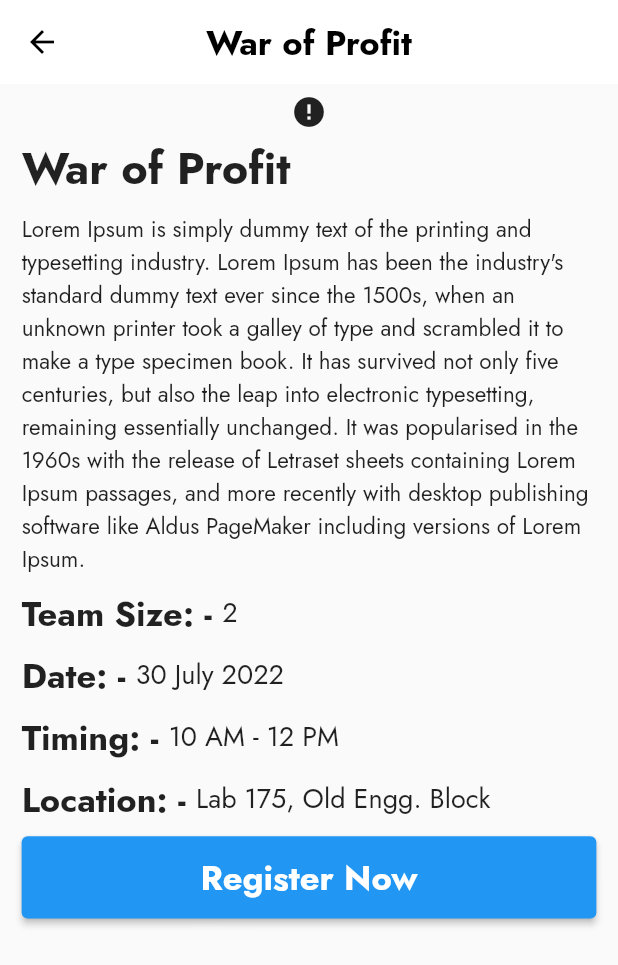
After one commit to sushant102004/CODExApp, a Flutter app: the screen it shows after launch, after a tap on "Continue", after a tap on "Know More", on a phone screen of 412 x 824 dp. The commit adds this screen. Shown: the top 965 px of the screen. Run offline on Flutter 3.47's test engine with Material 2 defaults, Android fonts, the phone set to English and light mode, and no system bars; drawn by our look-alikes of cached_network_image; our stand-ins replace cloud_firestore, firebase_auth, firebase_core, get, google_fonts; accounts and stored records are empty; network calls fail.

Commit message:
Upcoming Event Pages Added

```diff
--- a/lib/views/authentication/controller/logincontroller.dart
+++ b/lib/views/authentication/controller/logincontroller.dart
@@ -1,9 +1,10 @@
+import 'package:codex/views/home/views/homepage.dart';
 import 'package:firebase_auth/firebase_auth.dart';
 import 'package:flutter/material.dart';
 import 'package:get/get.dart';
 
 class LoginController extends GetxController {
-  final GlobalKey<FormState> loginKey = GlobalKey<FormState>();
+  GlobalKey<FormState> loginKey = GlobalKey<FormState>();
   late TextEditingController emailController, passwordController;
 
   var email = '';
@@ -42,7 +43,7 @@ class LoginController extends GetxController {
       final credential = await FirebaseAuth.instance
           .signInWithEmailAndPassword(email: email, password: password);
 
-      Get.toNamed('/home');
+      Get.off(const HomePage());
     } on FirebaseException catch (e) {
       if (e.code == 'user-not-found') {
         return Get.snackbar('Something Went Wrong', 'Your Are Not Registered',
--- a/lib/views/authentication/controller/registerpagecontroller.dart
+++ b/lib/views/authentication/controller/registerpagecontroller.dart
@@ -1,10 +1,11 @@
 import 'package:cloud_firestore/cloud_firestore.dart';
+import 'package:codex/views/home/views/homepage.dart';
 import 'package:firebase_auth/firebase_auth.dart';
 import 'package:flutter/material.dart';
 import 'package:get/get.dart';
 
 class RegisterController extends GetxController {
-  final GlobalKey<FormState> registerFormKey = GlobalKey<FormState>();
+  GlobalKey<FormState> registerFormKey = GlobalKey<FormState>();
   final FirebaseAuth auth = FirebaseAuth.instance;
   final FirebaseFirestore firestore = FirebaseFirestore.instance;
 
@@ -12,14 +13,14 @@ class RegisterController extends GetxController {
       emailController,
       passwordController,
       rollNoController,
-      batchController,
+      phoneController,
       streamController;
 
   var name = '';
   var email = '';
   var password = '';
   var rollNo = '';
-  var batch = '';
+  var phone = '';
   var stream = '';
 
   @override
@@ -29,7 +30,7 @@ class RegisterController extends GetxController {
     emailController = TextEditingController();
     passwordController = TextEditingController();
     rollNoController = TextEditingController();
-    batchController = TextEditingController();
+    phoneController = TextEditingController();
     streamController = TextEditingController();
   }
 
@@ -61,7 +62,7 @@ class RegisterController extends GetxController {
     return null;
   }
 
-  String? validateBatch(String value) {
+  String? validatePhone(String value) {
     if (value.isEmpty) {
       return 'Please Enter Your Batch';
     }
@@ -86,8 +87,8 @@ class RegisterController extends GetxController {
       // ignore: unused_local_variable
       final credential = await FirebaseAuth.instance
           .createUserWithEmailAndPassword(email: email, password: password);
-      addDataToDB(name, email, rollNo, batch, stream);
-      Get.toNamed('/home');
+      addDataToDB(name, email, rollNo, phone, stream);
+      Get.off(const HomePage());
     } on FirebaseException catch (e) {
       if (e.code == 'weak-password') {
         return Get.snackbar(
@@ -119,7 +120,7 @@ class RegisterController extends GetxController {
     }
   }
 
-  addDataToDB(String name, email, rollNo, batch, stream) async {
+  addDataToDB(String name, email, rollNo, phone, stream) async {
     final User user = auth.currentUser!;
     firestore
         .collection('users')
@@ -129,7 +130,7 @@ class RegisterController extends GetxController {
           'name': name,
           'email': email,
           'rollNo': rollNo,
-          'batch': batch,
+          'phone': phone,
           'stream': stream,
         })
         .then((value) => print('User Created & Data Added To DB'))
@@ -143,7 +144,7 @@ class RegisterController extends GetxController {
     emailController.dispose();
     passwordController.dispose();
     rollNoController.dispose();
-    batchController.dispose();
+    phoneController.dispose();
     streamController.dispose();
   }
 }
--- a/lib/views/authentication/views/loginpage.dart
+++ b/lib/views/authentication/views/loginpage.dart
@@ -1,4 +1,5 @@
 import 'package:codex/views/authentication/controller/logincontroller.dart';
+import 'package:codex/views/authentication/views/registerpage.dart';
 import 'package:flutter/material.dart';
 import 'package:get/get.dart';
 
@@ -21,7 +22,7 @@ class LoginPage extends StatelessWidget {
         centerTitle: true,
         leading: IconButton(
             onPressed: () {
-              Navigator.pop(context);
+              Get.off(const AuthenticationScreen());
             },
             icon: const Icon(
               Icons.arrow_back_ios_new,
--- a/lib/views/authentication/views/registerpage.dart
+++ b/lib/views/authentication/views/registerpage.dart
@@ -25,14 +25,6 @@ class _AuthenticationScreenState extends State<AuthenticationScreen> {
               color: Colors.black, fontSize: 23, fontWeight: FontWeight.bold),
         ),
         centerTitle: true,
-        leading: IconButton(
-            onPressed: () {
-              Navigator.pop(context);
-            },
-            icon: const Icon(
-              Icons.arrow_back_ios_new,
-              color: Colors.black,
-            )),
       ),
       body: SingleChildScrollView(
         scrollDirection: Axis.vertical,
@@ -100,14 +92,14 @@ class _AuthenticationScreenState extends State<AuthenticationScreen> {
                         Expanded(
                           child: HeadingAndInputField(
                             size: _size,
-                            textController: registerController.batchController,
-                            heading: 'Batch',
-                            hintText: 'eg: 2021 - 2025',
+                            textController: registerController.phoneController,
+                            heading: 'Phone No',
+                            hintText: 'eg: XXXXXXXXXX',
                             onSaved: (value) {
-                              registerController.batch = value!;
+                              registerController.phone = value!;
                             },
                             validate: (value) {
-                              return registerController.validateBatch(value!);
+                              return registerController.validatePhone(value!);
                             },
                           ),
                         ),
--- a/lib/views/home/controllers/homecontroller.dart
+++ b/lib/views/home/controllers/homecontroller.dart
@@ -0,0 +1,10 @@
+import 'package:codex/views/splash/view/splashscreen.dart';
+import 'package:firebase_auth/firebase_auth.dart';
+import 'package:get/get.dart';
+
+class HomeController extends GetxController {
+  logout() async {
+    FirebaseAuth.instance.signOut();
+    Get.off(const SplashScreen());
+  }
+}
--- a/lib/views/home/views/homepage.dart
+++ b/lib/views/home/views/homepage.dart
@@ -1,4 +1,7 @@
+import 'package:codex/views/home/controllers/homecontroller.dart';
+import 'package:codex/views/home/views/upcomingevents.dart';
 import 'package:flutter/material.dart';
+import 'package:get/get.dart';
 
 class HomePage extends StatefulWidget {
   const HomePage({Key? key}) : super(key: key);
@@ -10,8 +13,11 @@ class HomePage extends StatefulWidget {
 class _HomePageState extends State<HomePage> {
   @override
   Widget build(BuildContext context) {
+    final homeController = Get.put(HomeController());
+    final _size = MediaQuery.of(context).size;
     return Scaffold(
       appBar: AppBar(
+        iconTheme: const IconThemeData(color: Colors.black),
         backgroundColor: Colors.grey.shade100,
         elevation: 0,
         title: const Text(
@@ -20,21 +26,63 @@ class _HomePageState extends State<HomePage> {
               color: Colors.black, fontSize: 23, fontWeight: FontWeight.bold),
         ),
         centerTitle: true,
-        leading: IconButton(
-            onPressed: () {},
-            icon: const Icon(
-              Icons.menu_rounded,
-              color: Colors.black,
-            )),
         actions: [
           IconButton(
               onPressed: () {},
               icon: const Icon(
-                Icons.person_outline,
+                Icons.notifications_outlined,
                 color: Colors.black,
               )),
         ],
       ),
+      drawer: Drawer(
+        child: ListView(
+          children: [
+            Image.asset('assets/images/codexLogo.jpg',
+                width: _size.width / 1.3),
+            Padding(
+              padding: EdgeInsets.only(
+                top: _size.height / 20,
+                left: _size.width / 30,
+                right: _size.width / 30,
+              ),
+              child: const Text(
+                'CODEx - Community of Developers is a technical club which provide platform for students to enhance their skills in technical field.',
+                textAlign: TextAlign.center,
+                style: TextStyle(fontSize: 17),
+              ),
+            ),
+            Padding(
+              padding: EdgeInsets.only(top: _size.height / 1.63),
+              child: const Text(
+                'Login As Admin',
+                textAlign: TextAlign.center,
+                style: TextStyle(color: Colors.blueAccent),
+              ),
+            )
+          ],
+        ),
+      ),
+      bottomNavigationBar: BottomNavigationBar(
+        backgroundColor: Colors.grey.shade200,
+        selectedItemColor: Colors.blueAccent.shade400,
+        unselectedItemColor: Colors.grey.shade700,
+        items: const [
+          BottomNavigationBarItem(
+            label: 'Events',
+            icon: Icon(Icons.event_available),
+          ),
+          BottomNavigationBarItem(
+            label: 'Past Events',
+            icon: Icon(Icons.event_repeat_rounded),
+          ),
+          BottomNavigationBarItem(
+            label: 'Profile',
+            icon: Icon(Icons.person_outline),
+          ),
+        ],
+      ),
+      body: const UpcomingEvents(),
     );
   }
 }
--- /dev/null
+++ b/lib/views/home/views/upcomingeventdetail.dart
@@ -0,0 +1,159 @@
+import 'package:cached_network_image/cached_network_image.dart';
+import 'package:flutter/material.dart';
+
+class UpcomingEventDetail extends StatefulWidget {
+  const UpcomingEventDetail({Key? key}) : super(key: key);
+
+  @override
+  State<UpcomingEventDetail> createState() => _UpcomingEventDetailState();
+}
+
+class _UpcomingEventDetailState extends State<UpcomingEventDetail> {
+  @override
+  Widget build(BuildContext context) {
+    final _size = MediaQuery.of(context).size;
+    return Scaffold(
+        appBar: AppBar(
+          backgroundColor: Colors.white,
+          elevation: 0,
+          iconTheme: const IconThemeData(color: Colors.black),
+          centerTitle: true,
+          title: const Text(
+            'War of Profit',
+            style: TextStyle(
+                fontSize: 23, fontWeight: FontWeight.bold, color: Colors.black),
+          ),
+        ),
+        body: SingleChildScrollView(
+            scrollDirection: Axis.vertical,
+            child: Padding(
+              padding: EdgeInsets.only(
+                  left: _size.width / 40,
+                  right: _size.width / 40,
+                  top: _size.height / 120),
+              child: Column(children: [
+                SizedBox(
+                  width: _size.width,
+                  child: Column(
+                    children: [
+                      ClipRRect(
+                        borderRadius: BorderRadius.circular(6),
+                        child: CachedNetworkImage(
+                          imageUrl:
+                              'https://scontent.fixc9-1.fna.fbcdn.net/v/t39.30808-6/278335801_5267193973346148_6227743137210123156_n.jpg?_nc_cat=100&ccb=1-7&_nc_sid=340051&_nc_ohc=OGsVLdUIAVwAX_LasOM&_nc_ht=scontent.fixc9-1.fna&oh=00_AT80EM3OIpscoYFA_iOFaBTBi_N7sANKYsRYmOnWGN_UBA&oe=62E40116',
+                          placeholder: (context, url) =>
+                              const CircularProgressIndicator(),
+                          errorWidget: (context, url, error) =>
+                              const Icon(Icons.error),
+                        ),
+                      ),
+                      Padding(
+                        padding: EdgeInsets.all(_size.width / 100),
+                        child: Row(
+                          mainAxisAlignment: MainAxisAlignment.start,
+                          children: const [
+                            Text(
+                              'War of Profit',
+                              style: TextStyle(
+                                  fontSize: 30, fontWeight: FontWeight.bold),
+                            ),
+                          ],
+                        ),
+                      ),
+                      Padding(
+                        padding: EdgeInsets.all(_size.width / 100),
+                        child: const Text(
+                          '''Lorem Ipsum is simply dummy text of the printing and typesetting industry. Lorem Ipsum has been the industry's standard dummy text ever since the 1500s, when an unknown printer took a galley of type and scrambled it to make a type specimen book. It has survived not only five centuries, but also the leap into electronic typesetting, remaining essentially unchanged. It was popularised in the 1960s with the release of Letraset sheets containing Lorem Ipsum passages, and more recently with desktop publishing software like Aldus PageMaker including versions of Lorem Ipsum.''',
+                          style: TextStyle(fontSize: 15),
+                        ),
+                      ),
+                      Padding(
+                        padding: EdgeInsets.all(_size.width / 100),
+                        child: Row(
+                          mainAxisAlignment: MainAxisAlignment.start,
+                          children: const [
+                            Text(
+                              'Team Size: - ',
+                              style: TextStyle(
+                                  fontSize: 23, fontWeight: FontWeight.bold),
+                            ),
+                            Text(
+                              '2',
+                              style: TextStyle(fontSize: 18),
+                            ),
+                          ],
+                        ),
+                      ),
+                      Padding(
+                        padding: EdgeInsets.all(_size.width / 100),
+                        child: Row(
+                          mainAxisAlignment: MainAxisAlignment.start,
+                          children: const [
+                            Text(
+                              'Date: - ',
+                              style: TextStyle(
+                                  fontSize: 23, fontWeight: FontWeight.bold),
+                            ),
+                            Text(
+                              '30 July 2022',
+                              style: TextStyle(fontSize: 18),
+                            ),
+                          ],
+                        ),
+                      ),
+                      Padding(
+                        padding: EdgeInsets.all(_size.width / 100),
+                        child: Row(
+                          mainAxisAlignment: MainAxisAlignment.start,
+                          children: const [
+                            Text(
+                              'Timing: - ',
+                              style: TextStyle(
+                                  fontSize: 23, fontWeight: FontWeight.bold),
+                            ),
+                            Text(
+                              '10 AM - 12 PM',
+                              style: TextStyle(fontSize: 18),
+                            ),
+                          ],
+                        ),
+                      ),
+                      Padding(
+                        padding: EdgeInsets.all(_size.width / 100),
+                        child: Row(
+                          mainAxisAlignment: MainAxisAlignment.start,
+                          children: const [
+                            Text(
+                              'Location: - ',
+                              style: TextStyle(
+                                  fontSize: 23, fontWeight: FontWeight.bold),
+                            ),
+                            Text(
+                              'Lab 175, Old Engg. Block',
+                              style: TextStyle(fontSize: 18),
+                            ),
+                          ],
+                        ),
+                      ),
+                      Padding(
+                        padding: EdgeInsets.all(_size.width / 100),
+                        child: SizedBox(
+                          width: _size.width,
+                          height: _size.height / 15,
+                          child: ElevatedButton(
+                            onPressed: () {},
+                            child: const Text(
+                              'Register Now',
+                              style: TextStyle(
+                                  fontSize: 23, fontWeight: FontWeight.bold),
+                            ),
+                          ),
+                        ),
+                      )
+                    ],
+                  ),
+                ),
+              ]),
+            )));
+  }
+}
--- /dev/null
+++ b/lib/views/home/views/upcomingevents.dart
@@ -0,0 +1,96 @@
+import 'package:codex/views/home/views/upcomingeventdetail.dart';
+import 'package:flutter/material.dart';
+import 'package:get/get.dart';
+import 'package:cached_network_image/cached_network_image.dart';
+
+class UpcomingEvents extends StatefulWidget {
+  const UpcomingEvents({Key? key}) : super(key: key);
+
+  @override
+  State<UpcomingEvents> createState() => _UpcomingEventsState();
+}
+
+class _UpcomingEventsState extends State<UpcomingEvents> {
+  @override
+  Widget build(BuildContext context) {
+    final _size = MediaQuery.of(context).size;
+    return Scaffold(
+      body: SingleChildScrollView(
+        scrollDirection: Axis.vertical,
+        child: Padding(
+          padding: EdgeInsets.only(
+              left: _size.width / 40,
+              right: _size.width / 40,
+              top: _size.height / 120),
+          child: Column(
+            children: [
+              Container(
+                width: _size.width,
+                decoration: BoxDecoration(
+                    borderRadius: BorderRadius.circular(6),
+                    border: Border.all(color: Colors.grey.shade400)),
+                child: Column(
+                  children: [
+                    ClipRRect(
+                      borderRadius: BorderRadius.circular(6),
+                      child: CachedNetworkImage(
+                        imageUrl:
+                            'https://scontent.fixc9-1.fna.fbcdn.net/v/t39.30808-6/278335801_5267193973346148_6227743137210123156_n.jpg?_nc_cat=100&ccb=1-7&_nc_sid=340051&_nc_ohc=OGsVLdUIAVwAX_LasOM&_nc_ht=scontent.fixc9-1.fna&oh=00_AT80EM3OIpscoYFA_iOFaBTBi_N7sANKYsRYmOnWGN_UBA&oe=62E40116',
+                        placeholder: (context, url) =>
+                            const CircularProgressIndicator(),
+                        errorWidget: (context, url, error) =>
+                            const Icon(Icons.error),
+                      ),
+                    ),
+                    Padding(
+                      padding: EdgeInsets.all(_size.width / 100),
+                      child: Row(
+                        mainAxisAlignment: MainAxisAlignment.start,
+                        children: const [
+                          Text(
+                            'War of Profit',
+                            style: TextStyle(
+                                fontSize: 30, fontWeight: FontWeight.bold),
+                          ),
+                        ],
+                      ),
+                    ),
+                    Padding(
+                      padding: EdgeInsets.all(_size.width / 100),
+                      child: const Text(
+                        '"War of Profit" is a type of business event where a person derives profit or loss by purchasing or selling their company share to other parties.',
+                        style: TextStyle(fontSize: 15),
+                      ),
+                    ),
+                    Padding(
+                      padding: EdgeInsets.all(_size.width / 100),
+                      child: Row(
+                        mainAxisAlignment: MainAxisAlignment.spaceBetween,
+                        children: [
+                          const Text(
+                            'Date: ' +
+                                '30 July 2022' +
+                                ' | '
+                                    ' ' +
+                                'Time: ' +
+                                '10 - 12',
+                            style: TextStyle(fontSize: 15),
+                          ),
+                          ElevatedButton(
+                              onPressed: () {
+                                Get.to(const UpcomingEventDetail());
+                              },
+                              child: const Text('Know More'))
+                        ],
+                      ),
+                    ),
+                  ],
+                ),
+              ),
+            ],
+          ),
+        ),
+      ),
+    );
+  }
+}
--- a/lib/views/splash/controller/splashcontroller.dart
+++ b/lib/views/splash/controller/splashcontroller.dart
@@ -1,17 +1,14 @@
+import 'package:codex/views/authentication/views/registerpage.dart';
+import 'package:codex/views/home/views/homepage.dart';
 import 'package:firebase_auth/firebase_auth.dart';
 import 'package:get/get.dart';
 
 class SplashController {
-  goToAuthentication() {
-    printInfo(info: 'Navigated');
-    Get.toNamed('/register');
-  }
-
   setScreen(User? user) {
     if (user == null) {
-      Get.toNamed('/register');
+      Get.off(const AuthenticationScreen());
     } else {
-      Get.toNamed('/home');
+      Get.off(const HomePage());
     }
   }
 }
--- a/pubspec.yaml
+++ b/pubspec.yaml
@@ -37,6 +37,7 @@ dependencies:
   flutter_svg: null
   get: ^4.6.5
   google_fonts: ^3.0.1
+  cached_network_image: ^3.2.1
 
 dev_dependencies:
   flutter_lints: ^1.0.0
```
Also changed, not shown: assets/images/codexLogo.jpg (added), pubspec.lock.
